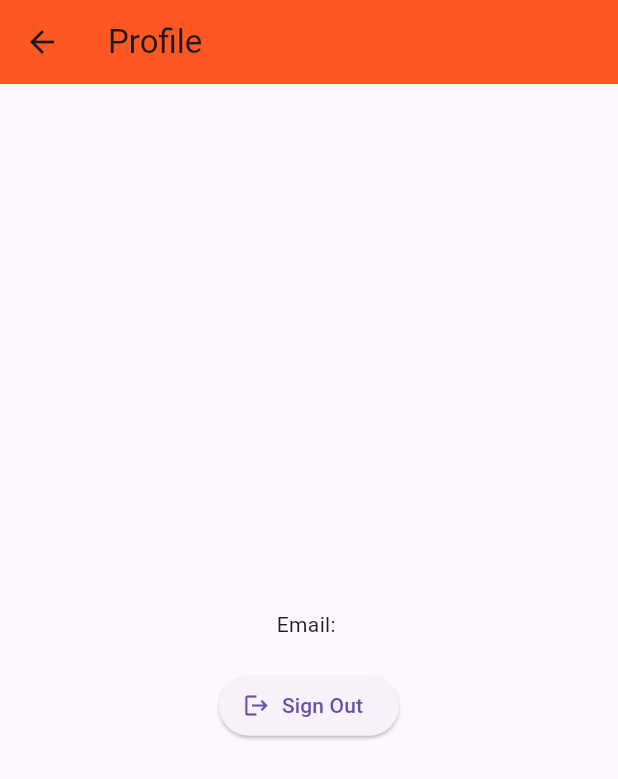
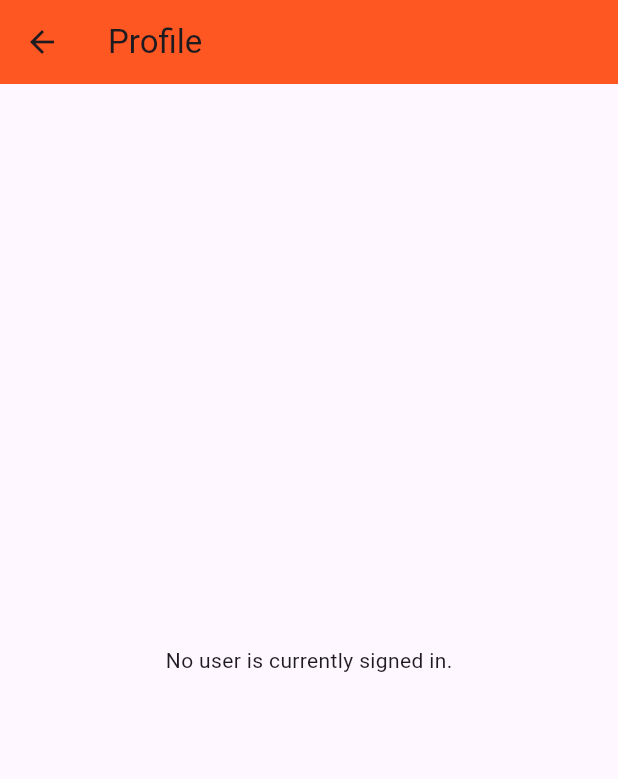
Before and after one commit to Saya32/wellbeing_junction, a Flutter app: the ProfilePage screen opened directly, on a phone screen of 412 x 824 dp. Shown: the top 779 px of the screen. Run offline on Flutter 3.47's test engine with Material 3 defaults, Android fonts, the phone set to English and light mode, and no system bars; our stand-ins replace cloud_firestore, firebase_auth, firebase_core, get, google_sign_in, smooth_page_indicator; accounts and stored records are empty; network calls fail; project files that could hold a hidden picture were left out.

Commit message:
Previous version is better than this

```diff
--- a/lib/app_routes.dart
+++ b/lib/app_routes.dart
@@ -1,14 +1,16 @@
 import 'package:get/get.dart';
 import 'package:wellbeing_junction/auth/auth_screen.dart';
+import 'package:wellbeing_junction/auth/welcome_screen.dart';
 import 'package:wellbeing_junction/controllers/questionnaire/questionnaire_controller.dart';
 import 'package:wellbeing_junction/screens/app_introduction_screen.dart';
+import 'package:wellbeing_junction/screens/profile_screen.dart';
 import 'package:wellbeing_junction/screens/self_assessment_quiz.dart';
 
 class AppScreenRoutes {
   static List<GetPage> screens() => [
         GetPage(name: "/", page: () => const Authentication()),
         GetPage(
-          name: "AppIntroductionScreen",
+          name: "/AppIntroductionScreen",
           page: () => const AppIntroductionScreen(),
         ),
         GetPage(
@@ -16,7 +18,9 @@ class AppScreenRoutes {
             page: () => const SelfAssessmentScreen(),
             binding: BindingsBuilder(() {
               Get.put(QuizPaperController());
-            }))
-        // GetPage(page: () => const LoginScreen(), name: LoginScreen.routeName),
+              Get.put(ProfileScreenController());
+            })),
+        GetPage(page: () => const Authentication(), name: "/Authentication"),
+        GetPage(page: () => const WelcomePage(), name: "/WelcomePage"),
       ];
 }
--- a/lib/auth/auth_service.dart
+++ b/lib/auth/auth_service.dart
@@ -1,10 +1,14 @@
 import 'package:firebase_auth/firebase_auth.dart';
+import 'package:get/get.dart';
+import 'package:get/get_rx/src/rx_types/rx_types.dart';
 import 'package:google_sign_in/google_sign_in.dart';
 
 // https://stackoverflow.com/questions/62865532/flutter-firebase-how-to-sign-in-users-with-google
 //https://firebase.google.com/docs/auth/flutter/federated-auth
 
 class AuthService {
+  final user = Rxn<User>();
+
   signInWithGoogle() async {
     // load new page
     final GoogleSignInAccount? googleUser = await GoogleSignIn().signIn();
@@ -22,7 +26,17 @@ class AuthService {
     return await FirebaseAuth.instance.signInWithCredential(credential);
   }
 
-    bool isLogedIn() {
+  bool isLogedIn() {
     return FirebaseAuth.instance.currentUser != null;
   }
+
+  User? getUser() {
+    user.value = FirebaseAuth.instance.currentUser;
+    return user.value;
+  }
+
+  Future<void> signOut() async {
+    await GoogleSignIn().signOut();
+    FirebaseAuth.instance.signOut();
+  }
 }
--- a/lib/controllers/questionnaire/questions_controller.dart
+++ b/lib/controllers/questionnaire/questions_controller.dart
@@ -64,5 +64,7 @@ class QuestionController extends GetxController {
         print(e.toString());
       }
     }
+
+
   }
 }
--- a/lib/screens/dashboard_screen.dart
+++ b/lib/screens/dashboard_screen.dart
@@ -57,6 +57,7 @@ class _DashboardState extends State<Dashboard> {
         children: _widgetOptions,
       ),
       bottomNavigationBar: BottomNavigationBar(
+        backgroundColor: const Color.fromARGB(255, 240, 228, 186),
         items: const <BottomNavigationBarItem>[
           BottomNavigationBarItem(
             icon: Icon(Icons.mood),
--- a/lib/screens/profile.dart
+++ b/lib/screens/profile.dart
@@ -1,52 +1,51 @@
-import 'package:firebase_auth/firebase_auth.dart';
 import 'package:flutter/material.dart';
-import 'package:google_sign_in/google_sign_in.dart';
-import 'package:wellbeing_junction/read_data/user_data.dart';
+import 'package:get/get.dart';
+import 'package:wellbeing_junction/screens/profile_screen.dart';
 
 class ProfilePage extends StatelessWidget {
   const ProfilePage({Key? key}) : super(key: key);
 
   @override
   Widget build(BuildContext context) {
-    final currentUser = FirebaseAuth.instance.currentUser!;
-    String userDocId = currentUser.uid;
+    final ProfileScreenController profileController =
+        Get.find<ProfileScreenController>();
 
     return Scaffold(
       appBar: AppBar(
         title: const Text('Profile'),
         backgroundColor: Colors.deepOrange,
       ),
-      body: StreamBuilder<User?>(
-        stream: FirebaseAuth.instance.authStateChanges(),
-        builder: (context, snapshot) {
-          if (snapshot.connectionState == ConnectionState.waiting) {
-            return const Center(child: CircularProgressIndicator());
-          }
-          if (snapshot.hasData) {
-            final currentUser = snapshot.data!;
+      body: Obx(() {
+        if (profileController.user.value != null) {
+          final currentUser = profileController.user.value!;
           return Center(
             child: Column(
               mainAxisAlignment: MainAxisAlignment.center,
-                children: <Widget>[
-                  UserData(documentId: userDocId),
+              children: [
+                Text(
+                    'Name: ${currentUser.displayName ?? profileController.firstName.value}'),
                 Text('Email: ${currentUser.email ?? 'guest@gmail.com'}'),
                 const SizedBox(height: 20),
                 ElevatedButton.icon(
+                  icon: const Icon(Icons.email),
+                  label: const Text('Contact Support'),
+                  onPressed: () => profileController.sendEmail(),
+                ),
+                const SizedBox(height: 10),
+                ElevatedButton.icon(
                   icon: const Icon(Icons.logout),
                   label: const Text('Sign Out'),
-                    onPressed: () async {
-                      await GoogleSignIn().signOut();
-                      FirebaseAuth.instance.signOut();
-                      Navigator.of(context).popUntil((route) => route.isFirst);
-                    },
+                  onPressed: () => profileController.signOut(),
                 ),
               ],
             ),
           );
+        } else {
+          return const Center(
+            child: Text('No user is currently signed in.'),
+          );
         }
-          return const Center(child: Text('No user is currently signed in.'));
-        },
-      ),
+      }),
     );
   }
 }
--- a/lib/screens/quiz_detail_scree.dart
+++ b/lib/screens/quiz_detail_scree.dart
@@ -11,7 +11,7 @@ class QuizDetailsScreen extends GetView<QuestionController> {
     return Scaffold(
       body: Stack(
         children: [
-          Background(),
+          const Background(),
           Center(
               child: Obx(() => (Text(
                   controller.currentSelectedQuestion.value?.question ??
--- a/lib/screens/self_assessment_quiz.dart
+++ b/lib/screens/self_assessment_quiz.dart
@@ -1,7 +1,6 @@
 // Modification for code using: https://stackoverflow.com/questions/73834905/flutter-streambuilder-widget-error-type-mapstring-dynamic-is-not
 //https://medium.com/quick-code/reading-lists-from-firestore-using-streambuilder-in-flutter-eda590f461ed
 
-import 'package:cached_network_image/cached_network_image.dart';
 import 'package:flutter/material.dart';
 import 'package:get/get.dart';
 import 'package:wellbeing_junction/controllers/questionnaire/questionnaire_controller.dart';
@@ -14,7 +13,7 @@ class SelfAssessmentScreen extends StatelessWidget {
   Widget build(BuildContext context) {
     QuizPaperController quizPaperController = Get.find();
     return Scaffold(
-      backgroundColor: Color.fromARGB(255, 218, 126, 84),
+      backgroundColor: const Color.fromARGB(255, 218, 126, 84),
       body: SafeArea(
         child: Column(
           crossAxisAlignment: CrossAxisAlignment.start,
--- a/pubspec.yaml
+++ b/pubspec.yaml
@@ -43,6 +43,7 @@ dependencies:
   liquid_pull_to_refresh: ^3.0.1
   smooth_page_indicator: ^1.1.0
   cached_network_image: ^3.3.1
+  url_launcher: ^6.2.1
 
 dev_dependencies:
   flutter_test:
```
Also changed, not shown: lib/bindings.dart (added, +15 -0 lines), lib/controllers/questionnaire/questionnaire_controller.dart (+5 -3 lines), lib/elements/quiz_tile.dart (+9 -2 lines), lib/main.dart (+6 -9 lines), lib/read_data/user_data.dart (deleted, +0 -34 lines), lib/screens/profile_screen.dart (added, +60 -0 lines), pubspec.lock, 4 other files. Lines whose indentation alone changed are shown as unchanged.
